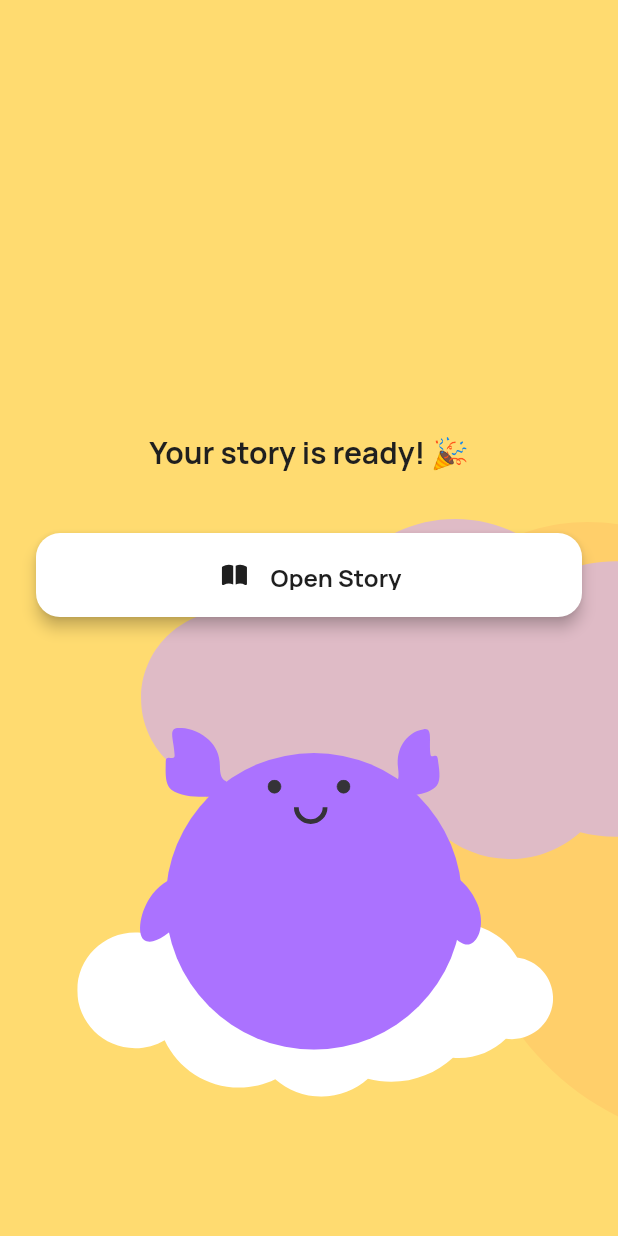
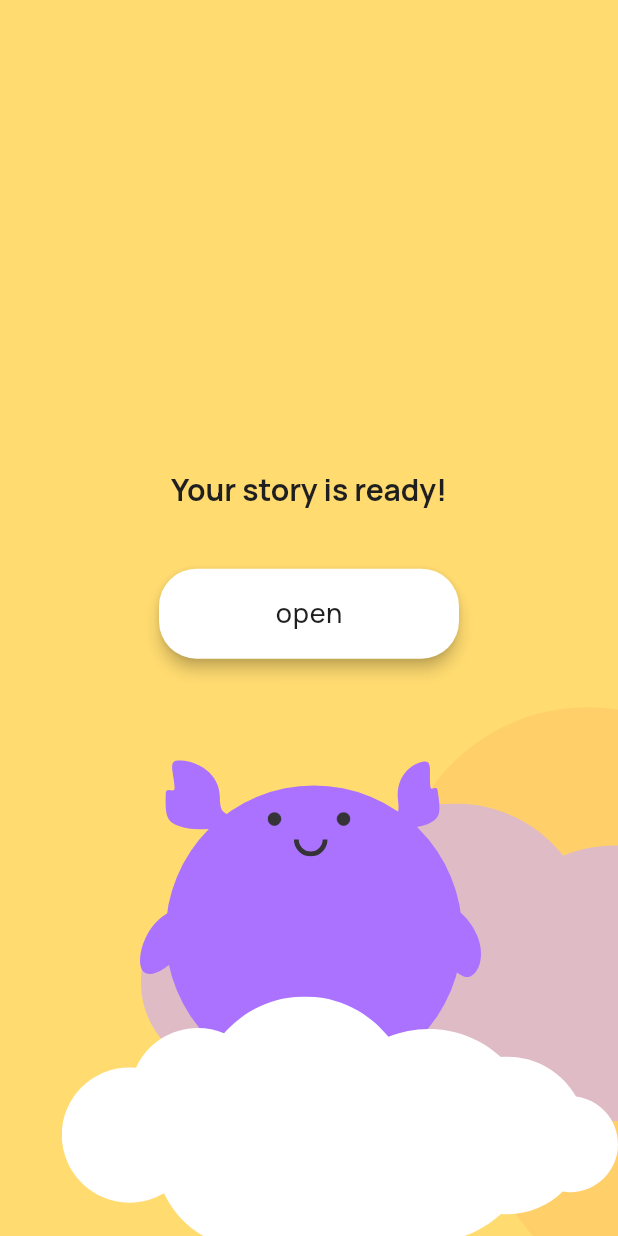
Before and after one commit to jberkovica/uol-fp, a Flutter app: the StoryReadyScreen screen opened directly with empty values, on a phone screen of 412 x 824 dp. Run offline on Flutter 3.47's test engine with Material 3 defaults, Android fonts, the phone set to English and light mode, and no system bars; our stand-ins replace audioplayers, firebase_crashlytics, flutter_dotenv, flutter_svg, google_fonts, image_picker and 6 more; missing offline and left inert: flutter_facebook_auth, local_auth_android, local_auth_darwin, record; accounts and stored records are empty; network calls fail.

Commit message:
Fix Story Ready screen layer ordering and design improvements
- Reorder Stack layers so clouds render underneath mascot and content
- Add mascot bounce animation for excited "can't wait" effect
- Update button styling to match app design (compact, lowercase text)
- Remove emoji from title text for cleaner appearance
- Adjust cloud positioning (yellow cloud moved lower)
- Remove check/x icons from profile selection screens
- Clean up test route that's no longer needed
- Separate background clouds from white cloud for proper layering

```diff
--- a/app/lib/main.dart
+++ b/app/lib/main.dart
@@ -22,6 +22,8 @@ import 'screens/parent/pin_entry_screen.dart';
 import 'screens/parent/parent_dashboard.dart';
 import 'screens/parent/change_pin_screen.dart';
 import 'screens/parent/story_preview_screen.dart';
+import 'screens/child/story_ready_screen.dart';
+import 'models/story.dart';
 import 'screens/auth/login_screen.dart';
 import 'screens/auth/signup_screen.dart';
 import 'screens/auth/otp_verification_screen.dart';
--- a/app/lib/screens/child/story_ready_screen.dart
+++ b/app/lib/screens/child/story_ready_screen.dart
@@ -25,6 +25,8 @@ class StoryReadyScreen extends StatefulWidget {
 class _StoryReadyScreenState extends State<StoryReadyScreen> with TickerProviderStateMixin {
   late AnimationController _mascotSlideController;
   late Animation<double> _mascotSlideAnimation;
+  late AnimationController _mascotBounceController;
+  late Animation<double> _mascotBounceAnimation;
 
   @override
   void initState() {
@@ -37,30 +39,46 @@ class _StoryReadyScreenState extends State<StoryReadyScreen> with TickerProvider
     );
     _mascotSlideAnimation = Tween<double>(
       begin: 0.23, // Original position from ProcessingScreen
-      end: 0.35,   // Lower position to make room for text and buttons
+      end: 0.38,   // Even lower position
     ).animate(CurvedAnimation(
       parent: _mascotSlideController,
       curve: Curves.easeInOut,
     ));
 
-    // Start the slide animation
-    _mascotSlideController.forward();
+    // Mascot bounce animation (excited bouncing)
+    _mascotBounceController = AnimationController(
+      duration: const Duration(milliseconds: 1500),
+      vsync: this,
+    );
+    _mascotBounceAnimation = Tween<double>(
+      begin: 0.0,
+      end: 8.0, // Small amplitude bounce
+    ).animate(CurvedAnimation(
+      parent: _mascotBounceController,
+      curve: Curves.easeInOut,
+    ));
+
+    // Start the slide animation, then start bouncing
+    _mascotSlideController.forward().then((_) {
+      _mascotBounceController.repeat(reverse: true);
+    });
   }
 
   @override
   void dispose() {
     _mascotSlideController.dispose();
+    _mascotBounceController.dispose();
     super.dispose();
   }
 
   String get _titleText {
     switch (widget.approvalMode) {
       case ApprovalMode.auto:
-        return AppLocalizations.of(context)!.yourStoryIsReady;
+        return 'Your story is ready!';
       case ApprovalMode.app:
-        return AppLocalizations.of(context)!.parentReviewPending;
+        return 'Parent review pending';
       case ApprovalMode.email:
-        return AppLocalizations.of(context)!.parentReviewPending;
+        return 'Parent review pending';
     }
   }
 
@@ -99,10 +117,10 @@ class _StoryReadyScreenState extends State<StoryReadyScreen> with TickerProvider
         child: SafeArea(
           child: Stack(
             children: [
-              // Static clouds (no animation for this screen)
-              _buildStaticClouds(screenSize),
+              // Yellow and violet clouds (bottom layer)
+              _buildBackgroundClouds(screenSize),
 
-              // Main content with animation
+              // Main content with animation (middle layer)
               AnimatedBuilder(
                 animation: _mascotSlideAnimation,
                 builder: (context, child) {
@@ -149,8 +167,13 @@ class _StoryReadyScreenState extends State<StoryReadyScreen> with TickerProvider
 
                         const SizedBox(height: 60),
 
-                        // Mascot - positioned lower
-                        SizedBox(
+                        // Mascot - positioned lower with bounce animation
+                        AnimatedBuilder(
+                          animation: _mascotBounceAnimation,
+                          builder: (context, child) {
+                            return Transform.translate(
+                              offset: Offset(0, -_mascotBounceAnimation.value),
+                              child: SizedBox(
                                 width: screenSize.width * 0.588,
                                 height: screenSize.width * 0.588,
                                 child: Stack(
@@ -176,13 +199,19 @@ class _StoryReadyScreenState extends State<StoryReadyScreen> with TickerProvider
                                   ],
                                 ),
                               ),
+                            );
+                          },
+                        ),
                       ],
                     ),
                   );
                 },
               ),
 
-              // Close button (X) at top right for app and email modes
+              // White cloud (on top of mascot)
+              _buildWhiteCloud(screenSize),
+
+              // Close button (X) at top right for app and email modes (top layer)
               if (widget.approvalMode != ApprovalMode.auto)
                 Positioned(
                   top: 20,
@@ -206,12 +235,12 @@ class _StoryReadyScreenState extends State<StoryReadyScreen> with TickerProvider
     );
   }
 
-  Widget _buildStaticClouds(Size screenSize) {
+  Widget _buildBackgroundClouds(Size screenSize) {
     return Stack(
       children: [
         // Biggest yellow cloud - static
         Positioned(
-          top: screenSize.height * 0.35,
+          top: screenSize.height * 0.50,
           left: screenSize.width * -0.4,
           child: SvgPicture.asset(
             'assets/images/cloud-1.svg',
@@ -225,9 +254,9 @@ class _StoryReadyScreenState extends State<StoryReadyScreen> with TickerProvider
           ),
         ),
 
-        // Pink cloud - static
+        // Pink cloud - static (much lower)
         Positioned(
-          top: screenSize.height * 0.42,
+          top: screenSize.height * 0.65,
           left: screenSize.width * 0.15,
           child: SvgPicture.asset(
             'assets/images/cloud-1.svg',
@@ -240,33 +269,34 @@ class _StoryReadyScreenState extends State<StoryReadyScreen> with TickerProvider
             ),
           ),
         ),
+      ],
+    );
+  }
 
-        // White cloud - static
-        Positioned(
-          top: screenSize.height * _getWhiteCloudPosition(screenSize),
-          left: screenSize.width * 0.125,
+  Widget _buildWhiteCloud(Size screenSize) {
+    return Positioned(
+      top: screenSize.height * (_getWhiteCloudPosition(screenSize) + 0.05),
+      left: screenSize.width * 0.1,
       child: SvgPicture.asset(
         'assets/images/cloud-1.svg',
-            width: screenSize.width * 0.77,
-            height: screenSize.width * 0.385,
+        width: screenSize.width * 0.9, // Bigger
+        height: screenSize.width * 0.45, // Bigger
         fit: BoxFit.contain,
         colorFilter: const ColorFilter.mode(
           Colors.white,
           BlendMode.srcIn,
         ),
       ),
-        ),
-      ],
     );
   }
 
   double _getWhiteCloudPosition(Size screenSize) {
     if (screenSize.width < 600) {
-      return 0.70; // Mobile: moved down more
+      return 0.75; // Mobile: moved down even more
     } else if (screenSize.width < 1200) {
-      return 0.75; // Tablet: moved down more
+      return 0.80; // Tablet: moved down even more
     } else {
-      return 0.80; // Desktop: moved down more
+      return 0.85; // Desktop: moved down even more
     }
   }
 
@@ -282,39 +312,25 @@ class _StoryReadyScreenState extends State<StoryReadyScreen> with TickerProvider
   }
 
   Widget _buildAutoApproveButton() {
-    return SizedBox(
-      width: double.infinity,
-      height: 56,
+    return Center(
       child: ElevatedButton(
         onPressed: () => _openStory(),
         style: ElevatedButton.styleFrom(
           backgroundColor: Colors.white,
           foregroundColor: AppColors.textDark,
+          padding: const EdgeInsets.symmetric(horizontal: 32, vertical: 12),
           shape: RoundedRectangleBorder(
-            borderRadius: BorderRadius.circular(16),
+            borderRadius: BorderRadius.circular(25),
           ),
           elevation: 4,
           shadowColor: Colors.black.withValues(alpha: 64),
         ),
-        child: Row(
-          mainAxisAlignment: MainAxisAlignment.center,
-          children: [
-            SvgPicture.asset(
-              'assets/icons/book-filled.svg',
-              width: 24,
-              height: 24,
-              colorFilter: const ColorFilter.mode(AppColors.textDark, BlendMode.srcIn),
+        child: Text(
+          'open',
+          style: Theme.of(context).textTheme.bodyLarge?.copyWith(
+            color: AppColors.textDark,
+            fontWeight: FontWeight.w500,
           ),
-            const SizedBox(width: 12),
-            Text(
-              AppLocalizations.of(context)!.openStory,
-              style: Theme.of(context).textTheme.labelLarge?.copyWith(
-                color: AppColors.textDark,
-                fontWeight: FontWeight.bold,
-                fontSize: 16,
-              ),
-            ),
-          ],
         ),
       ),
     );
```
Also changed, not shown: app/lib/screens/child/profile_select_screen.dart (+3 -36 lines), app/lib/screens/parent/kid_profile_edit_screen.dart (+2 -21 lines). Lines whose indentation alone changed are shown as unchanged.
